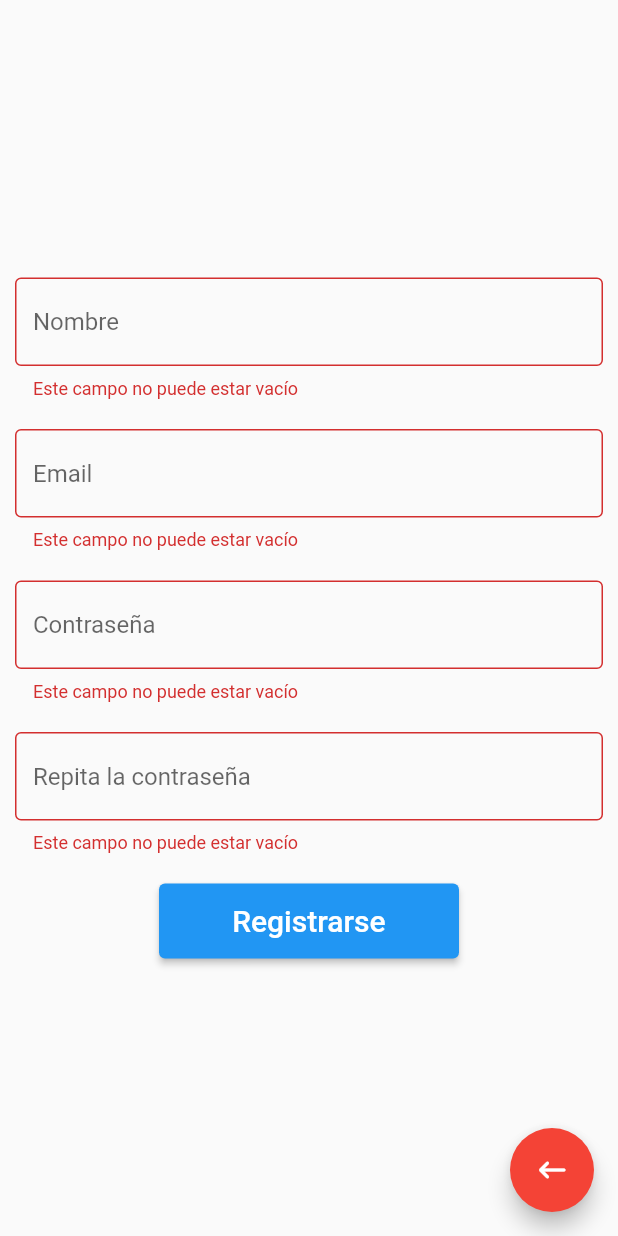
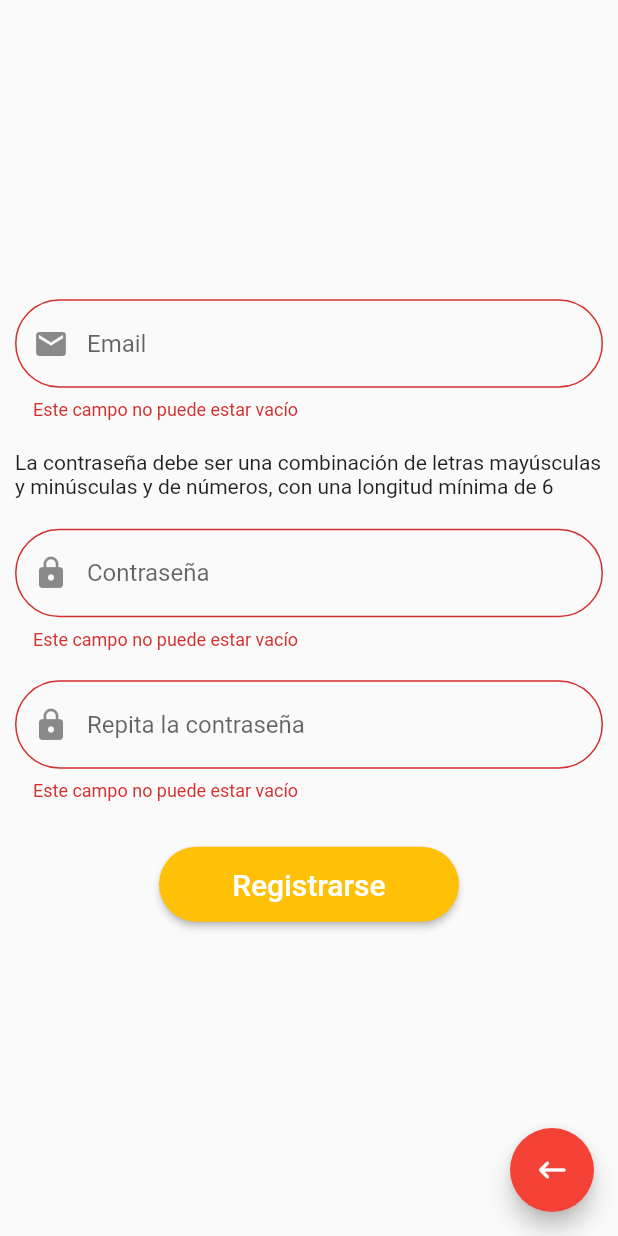
Before and after one commit to alvaromerinog/autobook, a Flutter app: the Register screen opened by its route, after a tap on "Registrarse", on a phone screen of 412 x 824 dp. Run offline on Flutter 3.47's test engine with Material 2 defaults, Android fonts, the phone set to English and light mode, and no system bars; our stand-ins replace flutter_spinkit; missing offline and left inert: amplify_auth_cognito, amplify_flutter.

Commit message:
Initial register and login flow

```diff
--- a/lib/pages/forgotpassword.dart
+++ /dev/null
@@ -1 +0,0 @@
-import 'package:flutter/material.dart';
--- a/lib/pages/register.dart
+++ b/lib/pages/register.dart
@@ -1,4 +1,6 @@
 import 'package:flutter/material.dart';
+import 'package:amplify_flutter/amplify.dart';
+import 'package:amplify_auth_cognito/amplify_auth_cognito.dart';
 
 class Register extends StatefulWidget {
   Register({Key key}) : super(key: key);
@@ -9,14 +11,34 @@ class Register extends StatefulWidget {
 
 class _RegisterState extends State<Register> {
   final _formKey = GlobalKey<FormState>();
-  String name = '';
   String email = '';
-  String password = '';
-  RegExp exp = RegExp(
+  RegExp emailRegExp = RegExp(
       r"^[a-zA-Z0-9.!#$%&'*+/=?^_`{|}~-]+@[a-zA-Z0-9](?:[a-zA-Z0-9-]{0,253}[a-zA-Z0-9])?(?:\.[a-zA-Z0-9](?:[a-zA-Z0-9-]{0,253}[a-zA-Z0-9])?)*$",
       multiLine: true,
       caseSensitive: true,
       unicode: true);
+  String password = '';
+  RegExp passwordRegExp = RegExp(
+      r"^(?=.*[0-9])(?=.*[a-z])(?=.*[A-Z]).{6,}$",
+      multiLine: true,
+      caseSensitive: true,
+      unicode: true);
+
+  Future<String> onSignUp(email, password) async {
+    try {
+      Map<String, String> userAttributes = {'email': email};
+      Map arguments = {'email': email, 'password': password};
+      await Amplify.Auth.signUp(
+          username: email,
+          password: password,
+          options: CognitoSignUpOptions(userAttributes: userAttributes));
+      Navigator.pushReplacementNamed(context, '/confirmEmail', arguments: arguments);
+    } on UsernameExistsException {
+      ScaffoldMessenger.of(context).showSnackBar(SnackBar(content: Text('El email introducido ya existe. Pruebe otro email.'), backgroundColor: Colors.red,));
+    } on AuthException {
+      ScaffoldMessenger.of(context).showSnackBar(SnackBar(content: Text('Ha ocurrido un error. Vuelva a intentarlo.'), backgroundColor: Colors.red,));
+    }
+  }
 
   @override
   Widget build(BuildContext context) {
@@ -42,32 +64,15 @@ class _RegisterState extends State<Register> {
                 ),
                 child: TextFormField(
                   decoration: InputDecoration(
-                    border: OutlineInputBorder(),
-                    hintText: 'Nombre',
-                  ),
-                  validator: (value) {
-                    if (value.isEmpty) {
-                      return 'Este campo no puede estar vacío';
-                    } else {
-                      name = value;
-                    }
-                  },
-                ),
-              ),
-              Container(
-                padding: EdgeInsets.symmetric(
-                  vertical: 10.0,
-                  horizontal: 10.0,
-                ),
-                child: TextFormField(
-                  decoration: InputDecoration(
-                    border: OutlineInputBorder(),
+                    prefixIcon: Icon(Icons.email),
+                    border: OutlineInputBorder(borderRadius: BorderRadius.all(Radius.circular(40))),
                     hintText: 'Email',
                   ),
                   validator: (value) {
+                    value = value.toString();
                     if (value.isEmpty) {
                       return 'Este campo no puede estar vacío';
-                    } else if (!exp.hasMatch(value)) {
+                    } else if (!emailRegExp.hasMatch(value)) {
                       return 'Introduzca un email válido';
                     } else {
                       email = value;
@@ -80,10 +85,20 @@ class _RegisterState extends State<Register> {
                   vertical: 10.0,
                   horizontal: 10.0,
                 ),
+                child: Text(
+                    'La contraseña debe ser una combinación de letras mayúsculas y minúsculas y de números, con una longitud mínima de 6'
+                ),
+              ),
+              Container(
+                padding: EdgeInsets.symmetric(
+                  vertical: 10.0,
+                  horizontal: 10.0,
+                ),
                 child: TextFormField(
                   obscureText: true,
                   decoration: InputDecoration(
-                    border: OutlineInputBorder(),
+                    prefixIcon: Icon(Icons.lock),
+                    border: OutlineInputBorder(borderRadius: BorderRadius.all(Radius.circular(40))),
                     hintText: 'Contraseña',
                   ),
                   validator: (value) {
@@ -91,6 +106,9 @@ class _RegisterState extends State<Register> {
                       return 'Este campo no puede estar vacío';
                     } else {
                       password = value;
+                    }
+                    if (!passwordRegExp.hasMatch(value)) {
+                      return 'La contraseña no cumple los requisitos';
                     }
                   },
                 ),
@@ -103,7 +121,8 @@ class _RegisterState extends State<Register> {
                 child: TextFormField(
                   obscureText: true,
                   decoration: InputDecoration(
-                    border: OutlineInputBorder(),
+                    prefixIcon: Icon(Icons.lock),
+                    border: OutlineInputBorder(borderRadius: BorderRadius.all(Radius.circular(40))),
                     hintText: 'Repita la contraseña',
                   ),
                   validator: (value) {
@@ -117,21 +136,22 @@ class _RegisterState extends State<Register> {
               ),
               Container(
                 padding: EdgeInsets.symmetric(
-                  vertical: 10.0,
+                  vertical: 20.0,
                   horizontal: 10.0,
                 ),
                 child: ElevatedButton(
                   style: ElevatedButton.styleFrom(
-                    minimumSize: Size(200.0, 50.0),
-                  ),
+                      primary: Colors.amber,
+                      minimumSize: Size(200.0, 50.0),
+                      shape: RoundedRectangleBorder(
+                          borderRadius: BorderRadius.circular(50))),
                   child: Text(
                     'Registrarse',
                     style: TextStyle(fontSize: 20.0),
                   ),
                   onPressed: () {
                     if (_formKey.currentState.validate()) {
-                      ScaffoldMessenger.of(context).showSnackBar(
-                          SnackBar(content: Text('Processing Data')));
+                        onSignUp(email, password);
                     }
                   },
                 ),
--- a/pubspec.yaml
+++ b/pubspec.yaml
@@ -23,6 +23,11 @@ environment:
 dependencies:
   flutter:
     sdk: flutter
+  http: ^0.13.3
+  flutter_spinkit: "^4.1.2"
+  amplify_flutter: ^0.1.4
+  amplify_core: ^0.1.4
+  amplify_auth_cognito: ^0.1.4
 
 
   # The following adds the Cupertino Icons font to your application.
```
Also changed, not shown: amplify/cli.json (added, +31 -0 lines), amplify/team-provider-info.json (added, +20 -0 lines), lib/main.dart (+7 -3 lines), lib/pages/confirmEmail.dart (added, +130 -0 lines), lib/pages/home.dart (+22 -15 lines), lib/pages/loading.dart (added, +57 -0 lines), lib/pages/login.dart (+90 -50 lines), amplify/.config/project-config.json (added), pubspec.lock, 6 other files.
